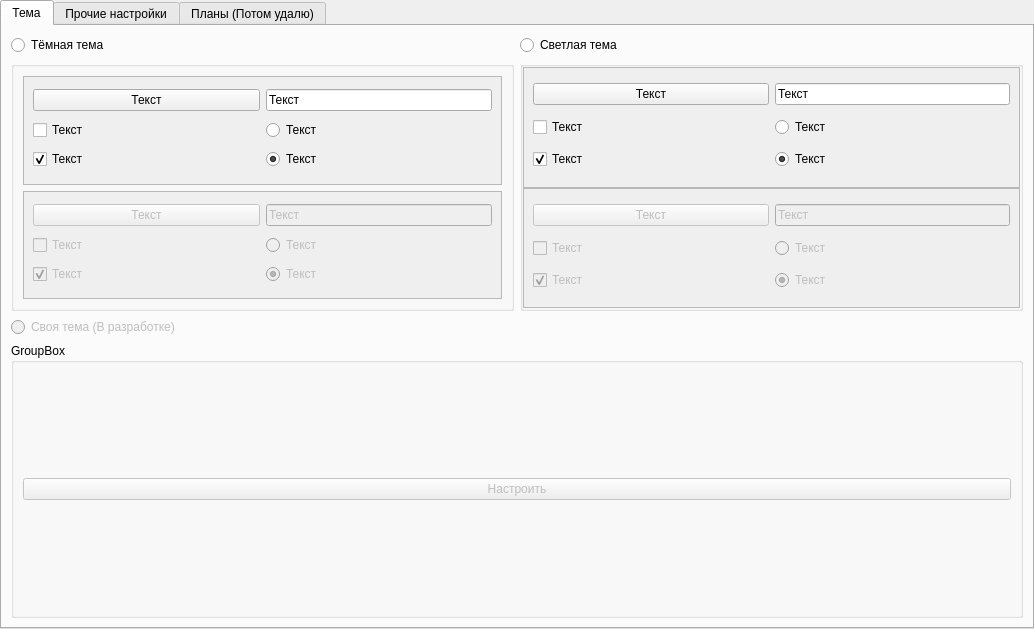
Arankir/AraSteamManager, file AraSteamManager/subform/formsettings.ui: the form before one commit.
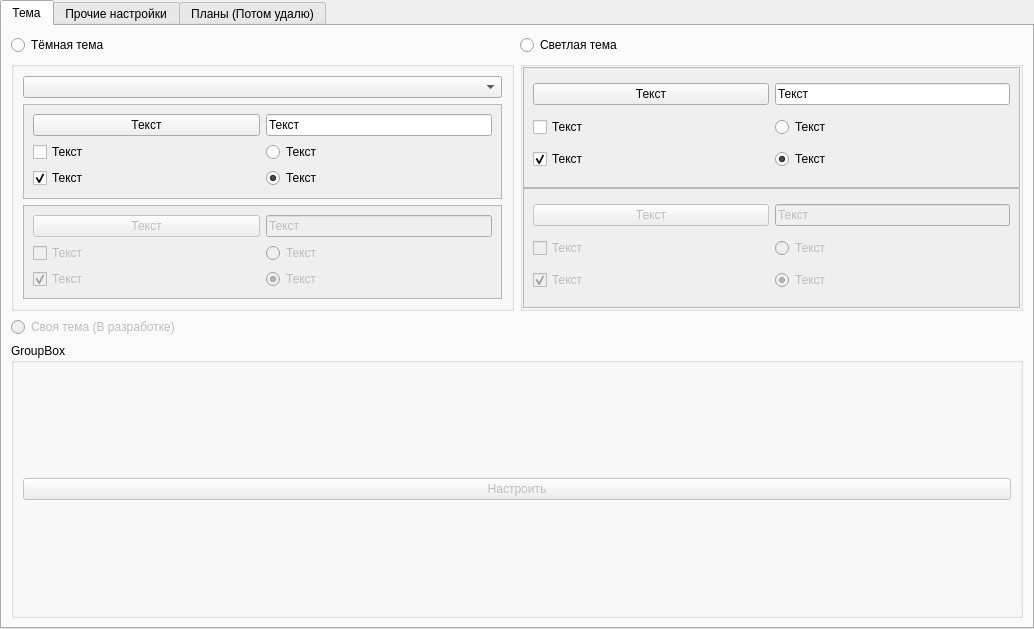
The form after the commit. Icons and pictures are not drawn.

Patch:
```diff
--- a/AraSteamManager/subform/formsettings.ui
+++ b/AraSteamManager/subform/formsettings.ui
@@ -68,6 +68,9 @@
           <string/>
          </property>
          <layout class="QVBoxLayout" name="verticalLayout_5">
+          <item>
+           <widget class="QComboBox" name="comboBox"/>
+          </item>
           <item>
            <widget class="QScrollArea" name="scrollArea_5">
             <property name="sizePolicy">
@@ -84,8 +87,8 @@
               <rect>
                <x>0</x>
                <y>0</y>
-               <width>477</width>
-               <height>100</height>
+               <width>463</width>
+               <height>94</height>
               </rect>
              </property>
              <layout class="QGridLayout" name="gridLayout">
@@ -200,8 +203,8 @@
               <rect>
                <x>0</x>
                <y>0</y>
-               <width>477</width>
-               <height>99</height>
+               <width>463</width>
+               <height>94</height>
               </rect>
              </property>
              <layout class="QGridLayout" name="gridLayout_4">
```
